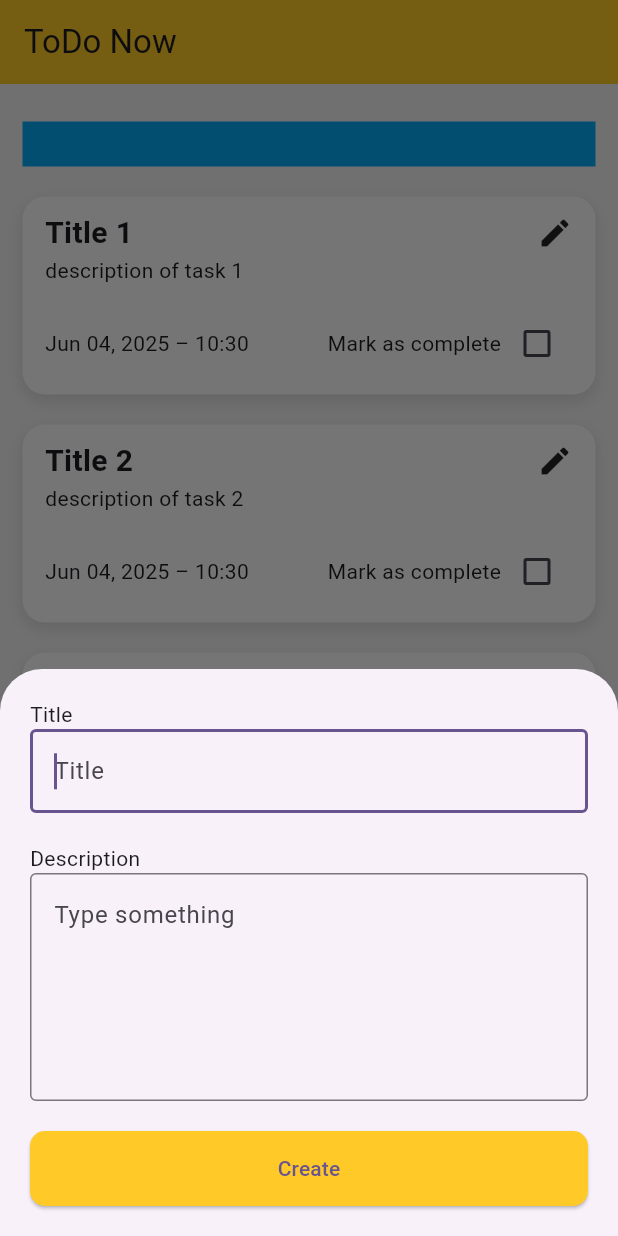
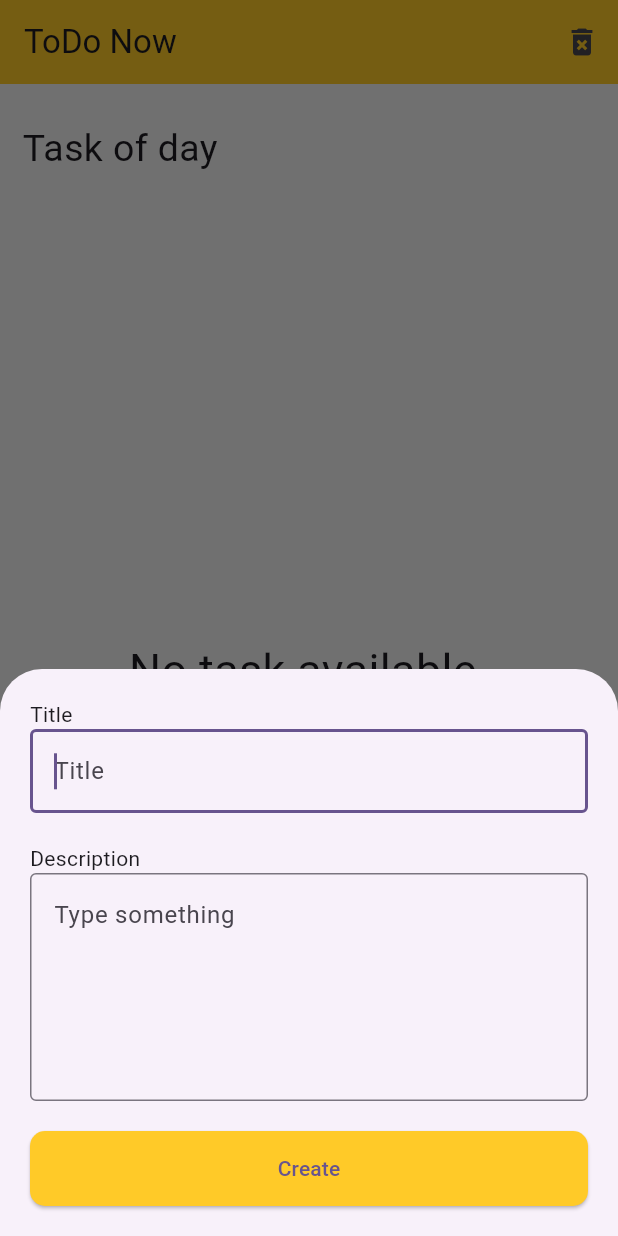
Before and after one commit to yacoubaMaiga/ToDo-mobile-App, a Flutter app: the screen it shows after launch, after a tap on the "add" icon, on a phone screen of 412 x 824 dp. Run offline on Flutter 3.47's test engine with Material 3 defaults, Android fonts, the phone set to English and light mode, and no system bars; our stand-ins replace sqflite; accounts and stored records are empty.

Commit message:
Display all tasks and Insert one methodes implemented in the front (ui)

```diff
--- a/lib/models/task.dart
+++ b/lib/models/task.dart
@@ -1,9 +1,9 @@
 class Task {
   int? id;
-  final String title;
-  final String? description;
-  final bool status;
-  final DateTime createdAt;
+  String title;
+  String? description;
+  bool status;
+  DateTime createdAt;
 
   Task({
     this.id,
@@ -16,13 +16,17 @@ class Task {
   // Fonction permettant de transformer mon objet en Json
   // pour pouvoir l'enregistrer dans la base
   Map<String, Object?> toMap() {
-    return {
-      'id': id,
+    final map = {
       'title': title,
       'description': description,
       'status': status ? 1 : 0,
       'createdAt': createdAt.toIso8601String(),
     };
+
+    if (id != null && id != 0) {
+      map['id'] = id;
+    }
+    return map;
   }
 
   // Fonction permettant de transformer les maps en objet
@@ -36,4 +40,8 @@ class Task {
       createdAt: DateTime.parse(map['createdAt']),
     );
   }
+
+  static String taskToString(Task task) {
+    return 'Task{id: ${task.id}, title: ${task.title}, description: ${task.description}, status: ${task.status}, createdAt: ${task.createdAt}}';
+  }
 }
--- a/lib/pages/home_page.dart
+++ b/lib/pages/home_page.dart
@@ -1,5 +1,6 @@
 import 'package:flutter/material.dart';
 import 'package:todoapp/models/task.dart';
+import 'package:todoapp/utils/db_helper.dart';
 import 'package:todoapp/widgets/task.widget.dart';
 
 class HomePage extends StatefulWidget {
@@ -11,37 +12,32 @@ class HomePage extends StatefulWidget {
 
 class _HomePageState extends State<HomePage> {
   final GlobalKey<FormState> _formKey = GlobalKey();
-  var tasks = [
-    Task(
-      id: 1,
-      title: 'Title 1',
-      description: 'description of task 1',
-      status: true,
-      createdAt: DateTime.now(),
-    ),
-    Task(
-      id: 2,
-      title: 'Title 2',
-      description: 'description of task 2',
-      status: true,
-      createdAt: DateTime.now(),
-    ),
-    Task(
-      id: 3,
-      title: 'Title 3',
-      description: 'description of task 3',
-      status: true,
-      createdAt: DateTime.now(),
-    ),
-    Task(
-      id: 4,
-      title: 'Title 4',
-      description: 'description of task 4',
-      status: true,
-      createdAt: DateTime.now(),
-    ),
-  ];
-  createTask() {
+  SqlHelper sqlHelper = SqlHelper();
+  bool isLoading = true;
+  TextEditingController titleController = TextEditingController();
+  TextEditingController descriptionController = TextEditingController();
+  List<Task> tasks = [];
+
+  @override
+  void initState() {
+    super.initState();
+    loadTasks();
+  }
+
+  Future<void> loadTasks() async {
+    List<Task> allTasks = await sqlHelper.tasks();
+
+    setState(() {
+      isLoading = true;
+    });
+
+    setState(() {
+      tasks = allTasks;
+      isLoading = false;
+    });
+  }
+
+  ShowCreateTaskForm() {
     return showModalBottomSheet(
       isScrollControlled: true,
       context: context,
@@ -63,6 +59,7 @@ class _HomePageState extends State<HomePage> {
                     children: [
                       Text('Title'),
                       TextFormField(
+                        controller: titleController,
                         autofocus: true,
                         decoration: InputDecoration(
                           border: OutlineInputBorder(),
@@ -72,6 +69,7 @@ class _HomePageState extends State<HomePage> {
                       SizedBox(height: 20),
                       Text('Description'),
                       TextFormField(
+                        controller: descriptionController,
                         decoration: InputDecoration(
                           border: OutlineInputBorder(),
                           hintText: 'Type something',
@@ -84,7 +82,7 @@ class _HomePageState extends State<HomePage> {
                         height: 50,
                         child: ElevatedButton(
                           onPressed: () {
-                            Navigator.pop(context);
+                            saveTask();
                           },
                           style: ElevatedButton.styleFrom(
                             backgroundColor: Colors.amber[400],
@@ -106,6 +104,31 @@ class _HomePageState extends State<HomePage> {
     );
   }
 
+  saveTask() async {
+    Task task = Task(
+      title: '',
+      description: '',
+      status: false,
+      createdAt: DateTime.now(),
+    );
+
+    task.title = titleController.text;
+    task.description = descriptionController.text;
+
+    // INSERT et récupérer l'id
+    int insertedId = await sqlHelper.insertTask(task);
+
+    // mettre à jour l'objet
+    task.id = insertedId;
+
+    Navigator.pop(context);
+
+    loadTasks();
+
+    titleController.clear();
+    descriptionController.clear();
+  }
+
   @override
   Widget build(BuildContext context) {
     return Scaffold(
@@ -113,8 +136,18 @@ class _HomePageState extends State<HomePage> {
       appBar: AppBar(
         title: Text('ToDo Now'),
         backgroundColor: Colors.amber[400],
+        actions: [
+          IconButton(
+            icon: Icon(Icons.delete_forever),
+            onPressed: () async {
+              await sqlHelper.deleteAllTasks();
+              await loadTasks(); // recharge après suppression
+            },
+          ),
+        ],
       ),
       body: Column(
+        crossAxisAlignment: CrossAxisAlignment.start,
         children: [
           Padding(padding: EdgeInsets.only(top: 10, bottom: 10)),
           Padding(
@@ -124,20 +157,31 @@ class _HomePageState extends State<HomePage> {
               top: 5,
               bottom: 10,
             ),
-            child: Container(
-              width: double.infinity,
-              height: 30,
-              decoration: BoxDecoration(color: Colors.lightBlue),
-              child: Row(),
-            ),
+            // child: Container(
+            //   width: double.infinity,
+            //   height: 30,
+            //   decoration: BoxDecoration(color: Colors.lightBlue),
+            //   child: Row(),
+            // ),
+            child: Text('Task of day', style: TextStyle(fontSize: 25)),
           ),
           Expanded(
-            child: ListView.builder(
-              itemCount: tasks.length,
-              itemBuilder: (context, index) {
-                return TaskWidget(task: tasks[index]);
-              },
-            ),
+            child:
+                isLoading
+                    ? Center(child: CircularProgressIndicator())
+                    : tasks.isEmpty
+                    ? Center(
+                      child: Text(
+                        "No task available.",
+                        style: TextStyle(fontSize: 30),
+                      ),
+                    )
+                    : ListView.builder(
+                      itemCount: tasks.length,
+                      itemBuilder: (context, index) {
+                        return TaskWidget(task: tasks[index]);
+                      },
+                    ),
           ),
         ],
       ),
@@ -155,7 +199,7 @@ class _HomePageState extends State<HomePage> {
       floatingActionButton: FloatingActionButton(
         backgroundColor: Colors.amber[400],
         onPressed: () {
-          createTask();
+          ShowCreateTaskForm();
         },
         child: Icon(Icons.add),
       ),
```
Also changed, not shown: lib/utils/db_helper.dart (+10 -3 lines), lib/widgets/task.widget.dart (+18 -5 lines).
